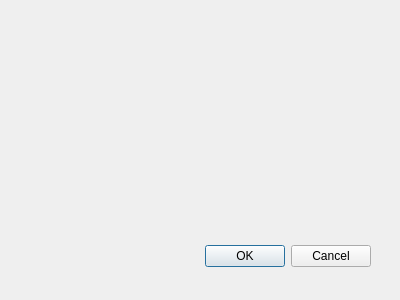
The window that pipeline_planer_dialog_base.ui (elimam-eng/qgis-pipelineplaner2) describes before a commit, drawn with Qt 5.
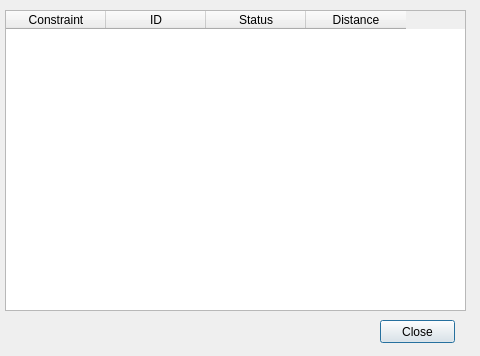
The same window after the commit.

The edit to the form file:
```diff
--- a/pipeline_planer_dialog_base.ui
+++ b/pipeline_planer_dialog_base.ui
@@ -1,31 +1,62 @@
-<ui version="4.0" >
- <class>PipelinePlannerDialogBase</class>
- <widget class="QDialog" name="PipelinePlannerDialogBase" >
-  <property name="geometry" >
+<?xml version="1.0" encoding="UTF-8"?>
+<ui version="4.0">
+ <class>dlgPipelineDialogue</class>
+ <widget class="QDialog" name="dlgPipelineDialogue">
+  <property name="geometry">
    <rect>
     <x>0</x>
     <y>0</y>
-    <width>400</width>
-    <height>300</height>
+    <width>480</width>
+    <height>356</height>
    </rect>
   </property>
   <property name="windowTitle" >
    <string>Pipeline Planer</string>
   </property>
-  <widget class="QDialogButtonBox" name="button_box" >
-   <property name="geometry" >
+  <widget class="QTableWidget" name="tblImpacts">
+   <property name="geometry">
     <rect>
-     <x>30</x>
-     <y>240</y>
-     <width>341</width>
-     <height>32</height>
+     <x>5</x>
+     <y>10</y>
+     <width>461</width>
+     <height>301</height>
     </rect>
    </property>
-   <property name="orientation" >
-    <enum>Qt::Horizontal</enum>
+   <property name="alternatingRowColors">
+    <bool>true</bool>
    </property>
-   <property name="standardButtons" >
-    <set>QDialogButtonBox::Cancel|QDialogButtonBox::Ok</set>
+   <column>
+    <property name="text">
+     <string>Constraint</string>
+    </property>
+   </column>
+   <column>
+    <property name="text">
+     <string>ID</string>
+    </property>
+   </column>
+   <column>
+    <property name="text">
+     <string>Status</string>
+    </property>
+   </column>
+   <column>
+    <property name="text">
+     <string>Distance</string>
+    </property>
+   </column>
+  </widget>
+  <widget class="QPushButton" name="btnPush">
+   <property name="geometry">
+    <rect>
+     <x>380</x>
+     <y>320</y>
+     <width>75</width>
+     <height>23</height>
+    </rect>
+   </property>
+   <property name="text">
+    <string>Close</string>
    </property>
   </widget>
  </widget>
```
Left out of the diff: 36 changed lines with no effect on the pictures.
